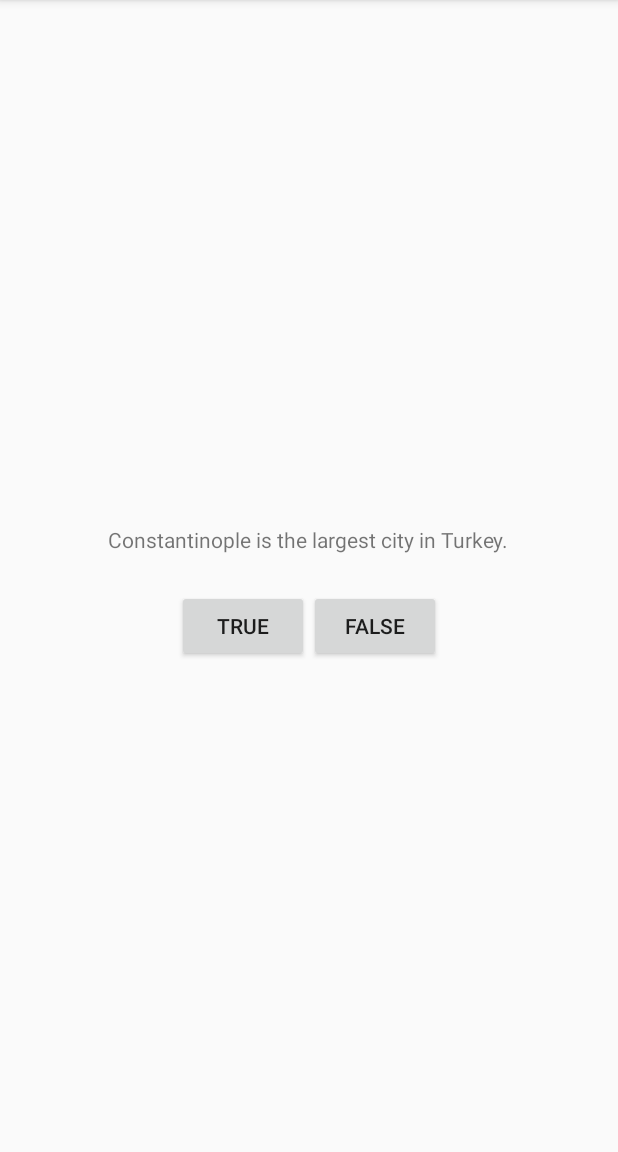
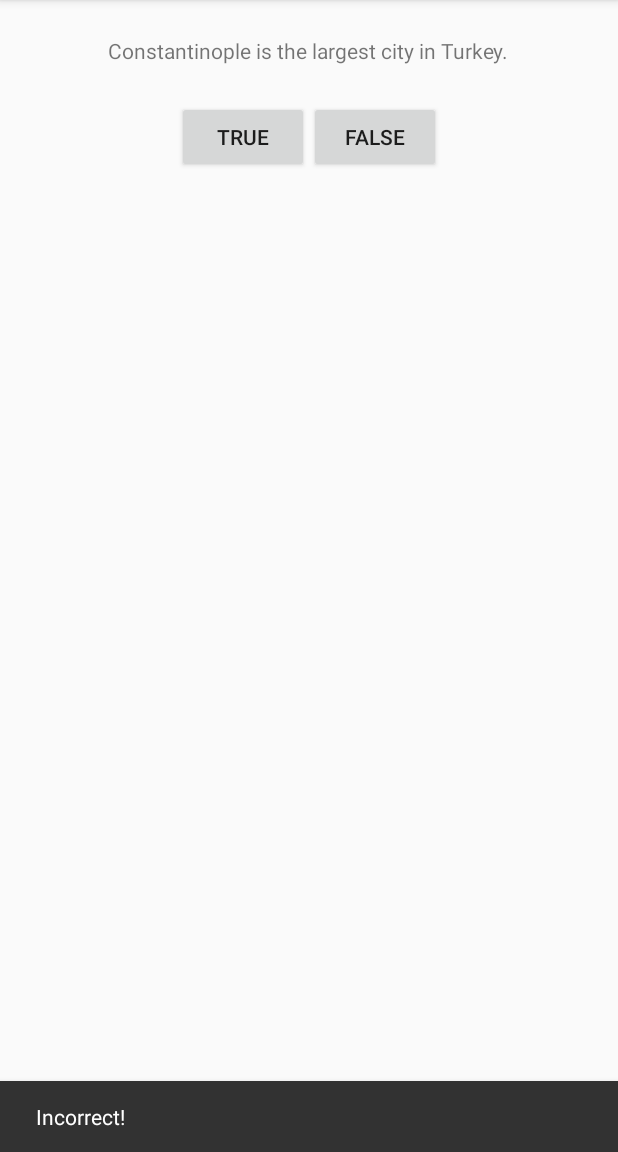
Before and after one commit to mperreux/AndroidTutorial1, an Android app: the screen it shows after launch (MainActivity), after a tap on "TRUE", on a phone screen of 412 x 824 dp, the part 84-1236 px from its top. Run offline under Robolectric (Android 15) with nearby library versions, the phone set to English and light mode, and no system bars.

```diff
--- a/app/build.gradle
+++ b/app/build.gradle
@@ -23,4 +23,5 @@ dependencies {
     compile fileTree(dir: 'libs', include: ['*.jar'])
     testCompile 'junit:junit:4.12'
     compile 'com.android.support:appcompat-v7:22.2.1'
+    compile 'com.android.support:design:22.2.1'
 }
--- a/app/src/main/java/me/mperreux/geoquiz/MainActivity.java
+++ b/app/src/main/java/me/mperreux/geoquiz/MainActivity.java
@@ -1,5 +1,6 @@
 package me.mperreux.geoquiz;
 
+import android.support.design.widget.Snackbar;
 import android.support.v7.app.AppCompatActivity;
 import android.os.Bundle;
 import android.view.View;
@@ -9,6 +10,7 @@ import android.widget.Toast;
 public class MainActivity extends AppCompatActivity {
     private Button mTrueButton;
     private Button mFalseButton;
+
     @Override
     protected void onCreate(Bundle savedInstanceState) {
         super.onCreate(savedInstanceState);
@@ -16,17 +18,21 @@ public class MainActivity extends AppCompatActivity {
         mTrueButton = (Button) findViewById(R.id.true_button);
         mFalseButton = (Button) findViewById(R.id.false_button);
 
+        final View coordinatorLayoutView = findViewById(R.id.snackbarPosition);
+
         mTrueButton.setOnClickListener(new View.OnClickListener() {
             @Override
             public void onClick(View v) {
-                Toast.makeText(MainActivity.this, R.string.incorrect_toast, Toast.LENGTH_SHORT).show();
+                //Toast.makeText(MainActivity.this, R.string.incorrect_toast, Toast.LENGTH_SHORT).show();
+                Snackbar.make(coordinatorLayoutView, "Incorrect!", Snackbar.LENGTH_LONG).show();
             }
         });
 
         mFalseButton.setOnClickListener(new View.OnClickListener() {
             @Override
             public void onClick(View v) {
-                Toast.makeText(MainActivity.this, R.string.correct_toast, Toast.LENGTH_SHORT).show();
+                //Toast.makeText(MainActivity.this, R.string.correct_toast, Toast.LENGTH_SHORT).show();
+                Snackbar.make(coordinatorLayoutView, "Correct!", Snackbar.LENGTH_LONG).show();
             }
         });
     }
--- a/app/src/main/res/layout/activity_main.xml
+++ b/app/src/main/res/layout/activity_main.xml
@@ -25,8 +25,14 @@
             android:id="@+id/false_button"
             android:layout_width="wrap_content"
             android:layout_height="wrap_content"
-            android:text="@string/false_button"/>
+            android:text="@string/false_button" />
 
     </LinearLayout>
-
+    <android.support.design.widget.CoordinatorLayout
+        android:layout_width="match_parent"
+        android:layout_height="match_parent"
+        android:layout_alignParentBottom="true"
+        android:layout_centerHorizontal="true"
+        android:id="@+id/snackbarPosition">
+    </android.support.design.widget.CoordinatorLayout>
 </LinearLayout>
```
Also changed, not shown: 1 other file.
